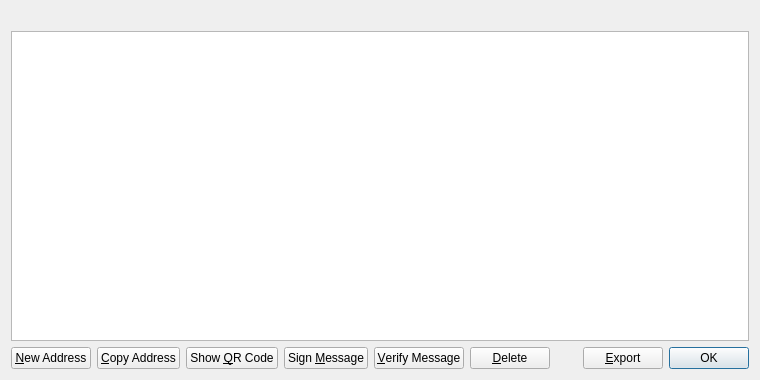
The window that src/qt/forms/addressbookpage.ui (Xyb0rg/caishen) describes before a commit, drawn with Qt 5.
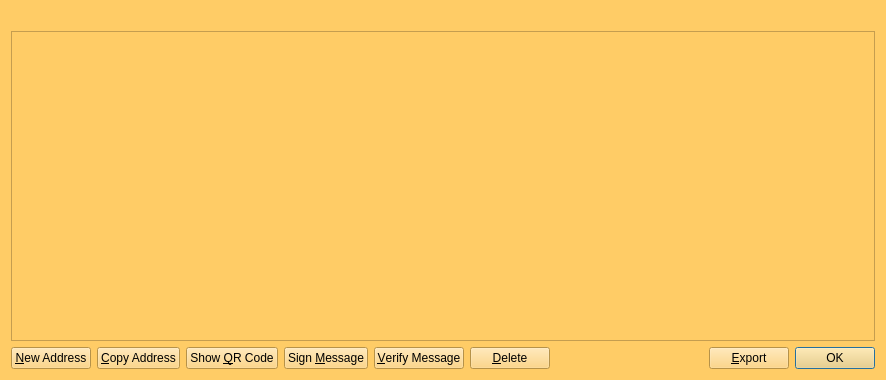
The same window after the commit. Icons and pictures are not drawn.

```diff
--- a/src/qt/forms/addressbookpage.ui
+++ b/src/qt/forms/addressbookpage.ui
@@ -6,13 +6,17 @@
    <rect>
     <x>0</x>
     <y>0</y>
-    <width>760</width>
+    <width>886</width>
     <height>380</height>
    </rect>
   </property>
   <property name="windowTitle">
    <string>Address Book</string>
   </property>
+  <property name="styleSheet">
+   <string notr="true">background-color: rgb(255, 204, 102);
+alternate-background-color: rgb(255, 204, 102);</string>
+  </property>
   <layout class="QVBoxLayout" name="verticalLayout">
    <item>
     <widget class="QLabel" name="labelExplanation">
```
